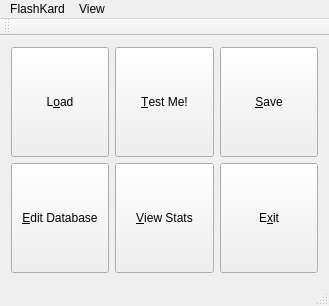
The window that mainwindow.ui (megamasha/FlashKard) describes before a commit, drawn with Qt 5.
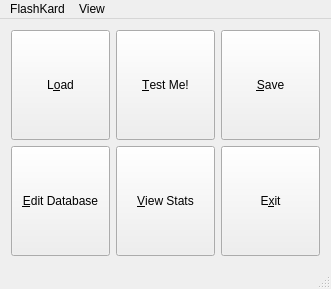
The same window after the commit. Icons and pictures are not drawn.

Commit message: Added: Add status bar.

Diff of the .ui file:
```diff
--- a/mainwindow.ui
+++ b/mainwindow.ui
@@ -6,8 +6,8 @@
    <rect>
     <x>0</x>
     <y>0</y>
-    <width>329</width>
-    <height>281</height>
+    <width>331</width>
+    <height>273</height>
    </rect>
   </property>
   <property name="windowTitle">
@@ -220,7 +220,7 @@
     <rect>
      <x>0</x>
      <y>0</y>
-     <width>329</width>
+     <width>331</width>
      <height>21</height>
     </rect>
    </property>
@@ -248,14 +248,6 @@
    <addaction name="menuFlashKard"/>
    <addaction name="menuView"/>
   </widget>
-  <widget class="QToolBar" name="mainToolBar">
-   <attribute name="toolBarArea">
-    <enum>TopToolBarArea</enum>
-   </attribute>
-   <attribute name="toolBarBreak">
-    <bool>false</bool>
-   </attribute>
-  </widget>
   <widget class="QStatusBar" name="statusBar"/>
   <action name="actionOpen_FlashKard_Database">
    <property name="icon">
```
Left out of the diff: 52 changed lines with no effect on the pictures. The commit also changes 1 other file.
